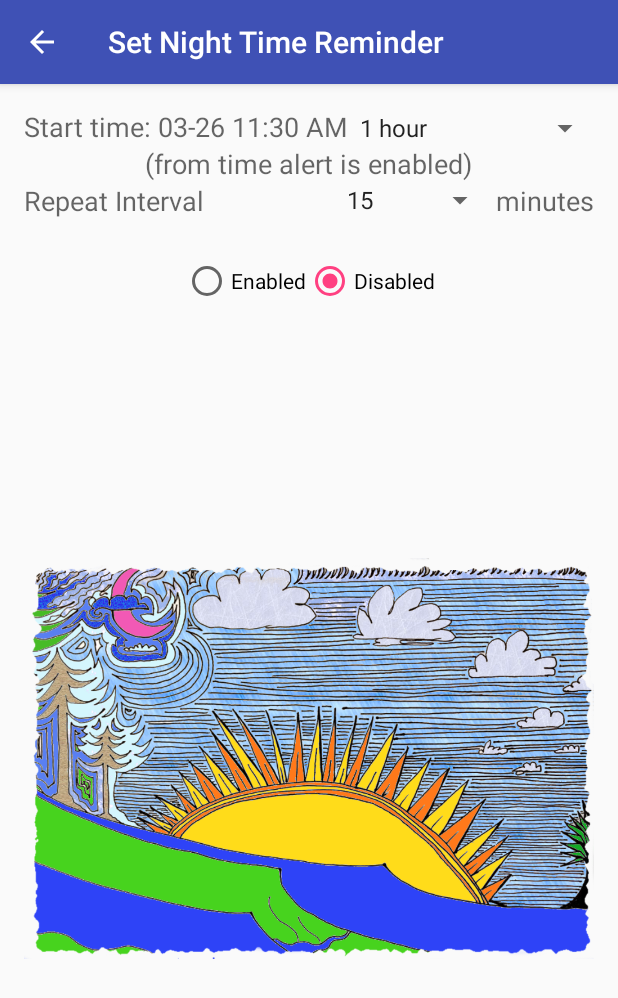
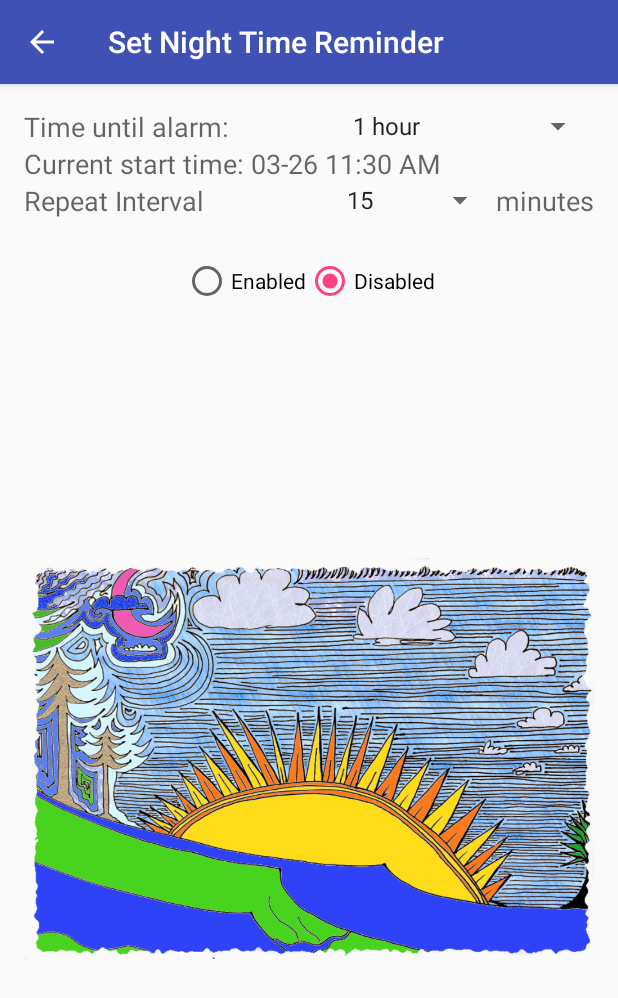
Before and after one commit to FolsomMike/DreamMaster, an Android app: the screen it shows after launch (SetNightTimeReminder), after a tap on "SET UP NIGHT TIME REMINDER ALERTS", on a phone screen of 412 x 824 dp. Shown: the top 998 px of the screen. Run offline under Robolectric (Android 15) with nearby library versions, the phone set to English and light mode, and no system bars.

Commit message:
Rearranged components on the Set Night Time activity for clarity.
Enabling Night Time now disables Day Time and vice versa as only one
should be enabled at any given time.

Signed-off-by: Mike Schoonover <mike@skoonie.com>

```diff
--- a/app/src/main/java/com/mksystems/mks/dreammaster/SetDaytimeReminder.java
+++ b/app/src/main/java/com/mksystems/mks/dreammaster/SetDaytimeReminder.java
@@ -242,12 +242,19 @@ public class SetDaytimeReminder extends AppCompatActivity implements
 // Writes the Daytime Reminder Alert enabled/disabled status to the prefs file per the state of
 // pEnabled.
 //
+// If Daytime enabled, the Night Time Reminder Alert is disabled as only one can be enabled at any
+// given time.
+//
 // A named prefs file is used to allow sharing between activities.
 //
 
     private void writeEnabledStateToPrefs(boolean pEnabled) {
 
         PrefsHandler.writeBooleanToPrefs("Daytime Alarm Enabled", pEnabled);
+
+        if(pEnabled) {
+            PrefsHandler.writeBooleanToPrefs("Night Time Alarm Enabled", false);
+        }
 
     }
 
--- a/app/src/main/java/com/mksystems/mks/dreammaster/SetNightTimeReminder.java
+++ b/app/src/main/java/com/mksystems/mks/dreammaster/SetNightTimeReminder.java
@@ -118,10 +118,10 @@ public class SetNightTimeReminder extends AppCompatActivity implements
         long startTime = readStartTimeFromPrefs();
 
         if(startTime == -1){
-            textView.setText("Start time: " + "not set");
+            textView.setText("Current start time: " + "not set");
         }else{
             SimpleDateFormat sdf = new SimpleDateFormat("MM-dd hh:mm a");
-            textView.setText("Start time: " + sdf.format(startTime));
+            textView.setText("Current start time: " + sdf.format(startTime));
         }
 
     }
@@ -265,8 +265,11 @@ public class SetNightTimeReminder extends AppCompatActivity implements
 //-----------------------------------------------------------------------------------------------
 // SetNightTimeReminder::writeEnabledStateToPrefs
 //
-// Writes the NightTime Reminder Alert enabled/disabled status to the prefs file per the state of
+// Writes the Night Time Reminder Alert enabled/disabled status to the prefs file per the state of
 // pEnabled.
+//
+// If Night Time enabled, the Daytime Reminder Alert is disabled as only one can be enabled at
+// any given time.
 //
 // A named prefs file is used to allow sharing between activities.
 //
@@ -274,6 +277,10 @@ public class SetNightTimeReminder extends AppCompatActivity implements
     private void writeEnabledStateToPrefs(boolean pEnabled) {
 
         PrefsHandler.writeBooleanToPrefs("Night Time Alarm Enabled", pEnabled);
+
+        if(pEnabled) {
+            PrefsHandler.writeBooleanToPrefs("Daytime Alarm Enabled", false);
+        }
 
     }
 
--- a/app/src/main/res/layout/content_set_night_time_reminder.xml
+++ b/app/src/main/res/layout/content_set_night_time_reminder.xml
@@ -23,9 +23,10 @@ tools:showIn="@layout/activity_set_night_time_reminder">
     <TextView
         android:layout_width="wrap_content"
         android:layout_height="wrap_content"
-        android:text="@string/starting_time"
-        android:id="@+id/starting_time"
-        android:textAppearance="?android:attr/textAppearanceMedium" />
+        android:text="@string/delay_time"
+        android:id="@+id/delay_time"
+        android:textAppearance="?android:attr/textAppearanceMedium"
+        android:layout_gravity="center_vertical" />
 
     <Space
         android:layout_width="0dp"
@@ -43,10 +44,9 @@ tools:showIn="@layout/activity_set_night_time_reminder">
     <TextView
         android:layout_width="wrap_content"
         android:layout_height="wrap_content"
-        android:text="@string/from_time_alert_is_enabled"
-        android:id="@+id/delay_time_hint"
-        android:textAppearance="?android:attr/textAppearanceMedium"
-        android:layout_gravity="center_horizontal" />
+        android:text="@string/current_starting_time"
+        android:id="@+id/starting_time"
+        android:textAppearance="?android:attr/textAppearanceMedium" />
 
 <LinearLayout
     android:orientation="horizontal"
--- a/app/src/main/res/values/strings.xml
+++ b/app/src/main/res/values/strings.xml
@@ -18,4 +18,6 @@
     <string name="disabled">Disabled</string>
     <string name="title_activity_set_night_time_reminder">Set Night Time Reminder</string>
     <string name="from_time_alert_is_enabled">(from time alert is enabled)</string>
+    <string name="delay_time">Time until alarm:</string>
+    <string name="current_starting_time">Current starting time:</string>
 </resources>
```
